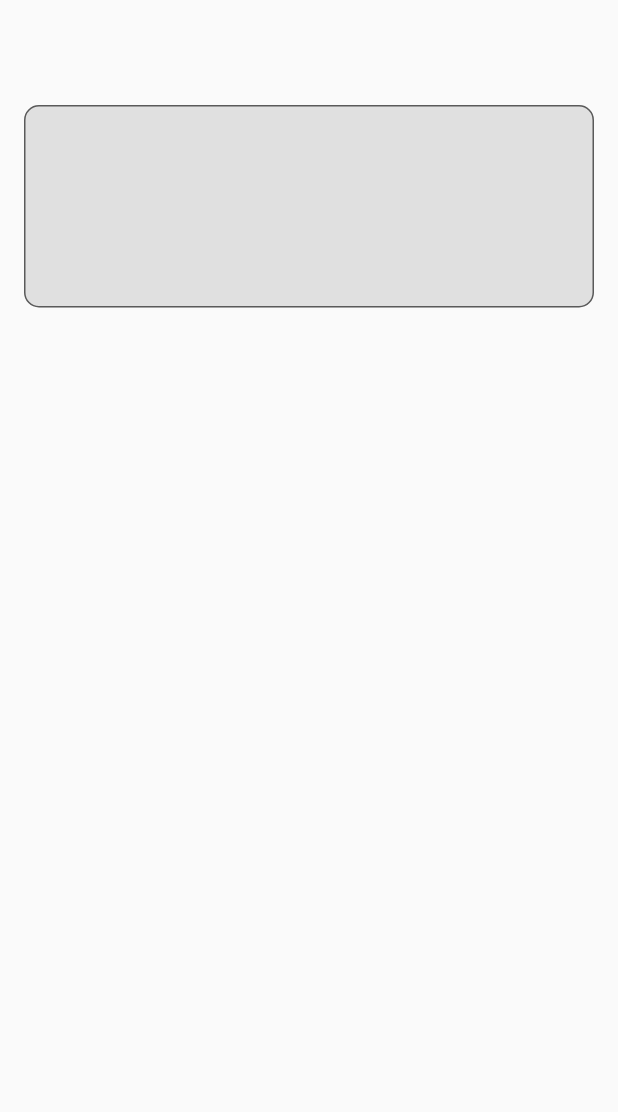
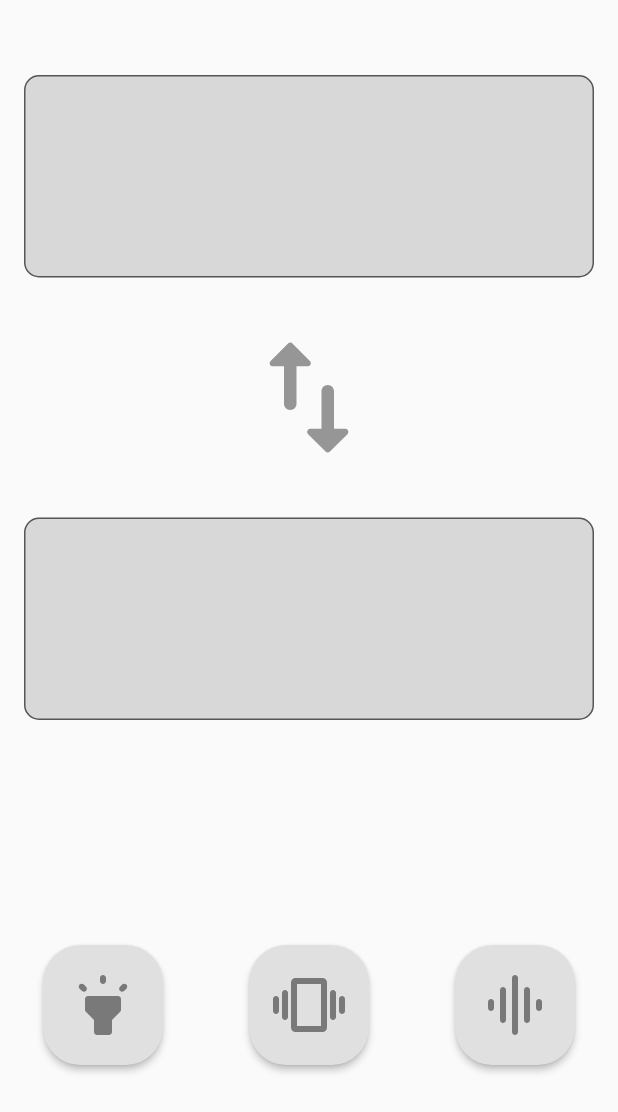
Before and after one commit to M3nny/Morsay, a Flutter app: the screen it shows after launch, on a phone screen of 412 x 824 dp. Shown: the top 1112 px of the screen. Run offline on Flutter 3.47's test engine with Material 2 defaults, Android fonts, the phone set to English and light mode, and no system bars; our stand-ins replace audioplayers, flutter_svg, vibration; missing offline and left inert: flashlight.

Commit message:
Implement home UI

```diff
--- a/lib/main.dart
+++ b/lib/main.dart
@@ -6,8 +6,9 @@ import 'package:audioplayers/audio_cache.dart';
 import 'package:flashlight/flashlight.dart';
 import 'package:flutter_svg/flutter_svg.dart';
 
-void main() => runApp(const Human2Morse());
+void main() => runApp(Human2Morse());
 
+// ignore: must_be_immutable
 class Human2Morse extends StatelessWidget {
   const Human2Morse({Key key}) : super(key: key);
 
@@ -15,13 +16,13 @@ class Human2Morse extends StatelessWidget {
   Widget build(BuildContext context) {
     return MaterialApp(
       home: Scaffold(
+        resizeToAvoidBottomInset: false,
         body: Column(
-          children: <Widget>[
-            Expanded(
-              child: Align(
+          children: [
+            Align(
               alignment: Alignment.topCenter,
               child: Container(
-                  margin: EdgeInsets.only(top: 70),
+                margin: EdgeInsets.only(top: 50),
                 width: 380,
                 child: TextField(
                   maxLines: 5,
@@ -29,8 +30,135 @@ class Human2Morse extends StatelessWidget {
                     border: OutlineInputBorder(
                         borderRadius: BorderRadius.circular(10)),
                     //hintText: "translate from human",
-                      fillColor: Colors.grey[300],
+                    fillColor: Color(0xffD8D8D8),
                     filled: true,
+                  ),
+                ),
+              ),
+            ),
+            Align(
+              alignment: Alignment.topCenter,
+              child: Container(
+                margin: EdgeInsets.only(top: 30),
+                width: 380,
+                child: SvgPicture.asset(
+                  "assets/images/swap.svg",
+                  width: 100,
+                  height: 100,
+                  color: Color(0xff969696),
+                ),
+              ),
+            ),
+            Align(
+              alignment: Alignment.topCenter,
+              child: Container(
+                margin: EdgeInsets.only(top: 30),
+                width: 380,
+                child: TextField(
+                  maxLines: 5,
+                  decoration: InputDecoration(
+                    border: OutlineInputBorder(
+                        borderRadius: BorderRadius.circular(10)),
+                    //hintText: "translate from human",
+                    fillColor: Color(0xffD8D8D8),
+                    filled: true,
+                  ),
+                ),
+              ),
+            ),
+            Row(
+              children: [
+                Expanded(
+                  child: Align(
+                    alignment: Alignment.topCenter,
+                    child: Container(
+                      margin: EdgeInsets.only(top: 150),
+                      width: 80,
+                      height: 80,
+                      child: ElevatedButton(
+                        style: ButtonStyle(
+                          backgroundColor: MaterialStateProperty.all<Color>(
+                              Colors.grey[300]),
+                          shape:
+                              MaterialStateProperty.all<RoundedRectangleBorder>(
+                            RoundedRectangleBorder(
+                              borderRadius: BorderRadius.circular(25.0),
+                            ),
+                          ),
+                        ),
+                        onPressed: () {},
+                        child: SizedBox(
+                          width: 380,
+                          child: SvgPicture.asset(
+                            "assets/images/torch.svg",
+                            width: 100,
+                            height: 100,
+                            color: Color(0xff797979),
+                          ),
+                        ),
+                      ),
+                    ),
+                  ),
+                ),
+                Expanded(
+                  child: Align(
+                    alignment: Alignment.topCenter,
+                    child: Container(
+                      margin: EdgeInsets.only(top: 150),
+                      width: 80,
+                      height: 80,
+                      child: ElevatedButton(
+                        style: ButtonStyle(
+                          backgroundColor: MaterialStateProperty.all<Color>(
+                              Colors.grey[300]),
+                          shape:
+                              MaterialStateProperty.all<RoundedRectangleBorder>(
+                            RoundedRectangleBorder(
+                              borderRadius: BorderRadius.circular(25.0),
+                            ),
+                          ),
+                        ),
+                        onPressed: () {},
+                        child: SizedBox(
+                          width: 380,
+                          child: SvgPicture.asset(
+                            "assets/images/vibration.svg",
+                            width: 100,
+                            height: 100,
+                            color: Color(0xff797979),
+                          ),
+                        ),
+                      ),
+                    ),
+                  ),
+                ),
+                Expanded(
+                  child: Align(
+                    alignment: Alignment.topCenter,
+                    child: Container(
+                      margin: EdgeInsets.only(top: 150),
+                      width: 80,
+                      height: 80,
+                      child: ElevatedButton(
+                        style: ButtonStyle(
+                          backgroundColor: MaterialStateProperty.all<Color>(
+                              Colors.grey[300]),
+                          shape:
+                              MaterialStateProperty.all<RoundedRectangleBorder>(
+                            RoundedRectangleBorder(
+                              borderRadius: BorderRadius.circular(25.0),
+                            ),
+                          ),
+                        ),
+                        onPressed: () {},
+                        child: SizedBox(
+                          width: 380,
+                          child: SvgPicture.asset(
+                            "assets/images/sound.svg",
+                            width: 100,
+                            height: 100,
+                            color: Color(0xff797979),
+                          ),
                         ),
                       ),
                     ),
@@ -38,6 +166,8 @@ class Human2Morse extends StatelessWidget {
                 ),
               ],
             ),
+          ],
+        ),
       ),
     );
   }
```
Lines whose indentation alone changed are shown as unchanged.
